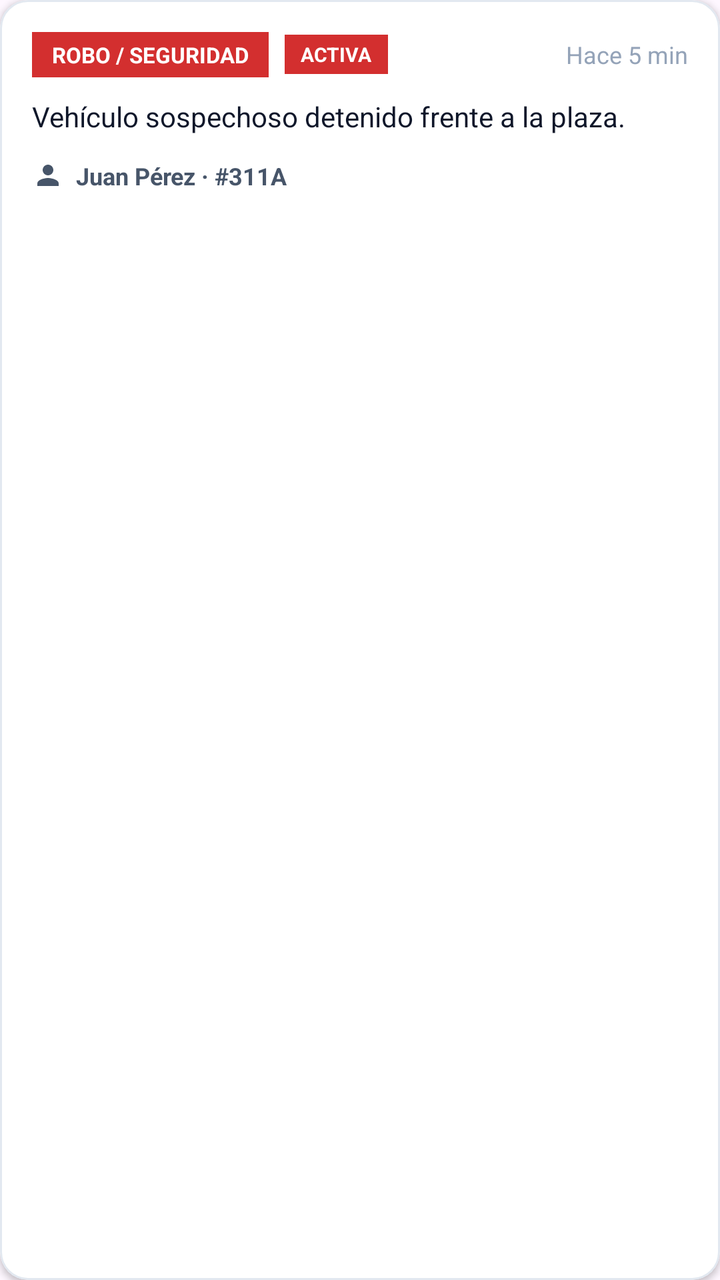
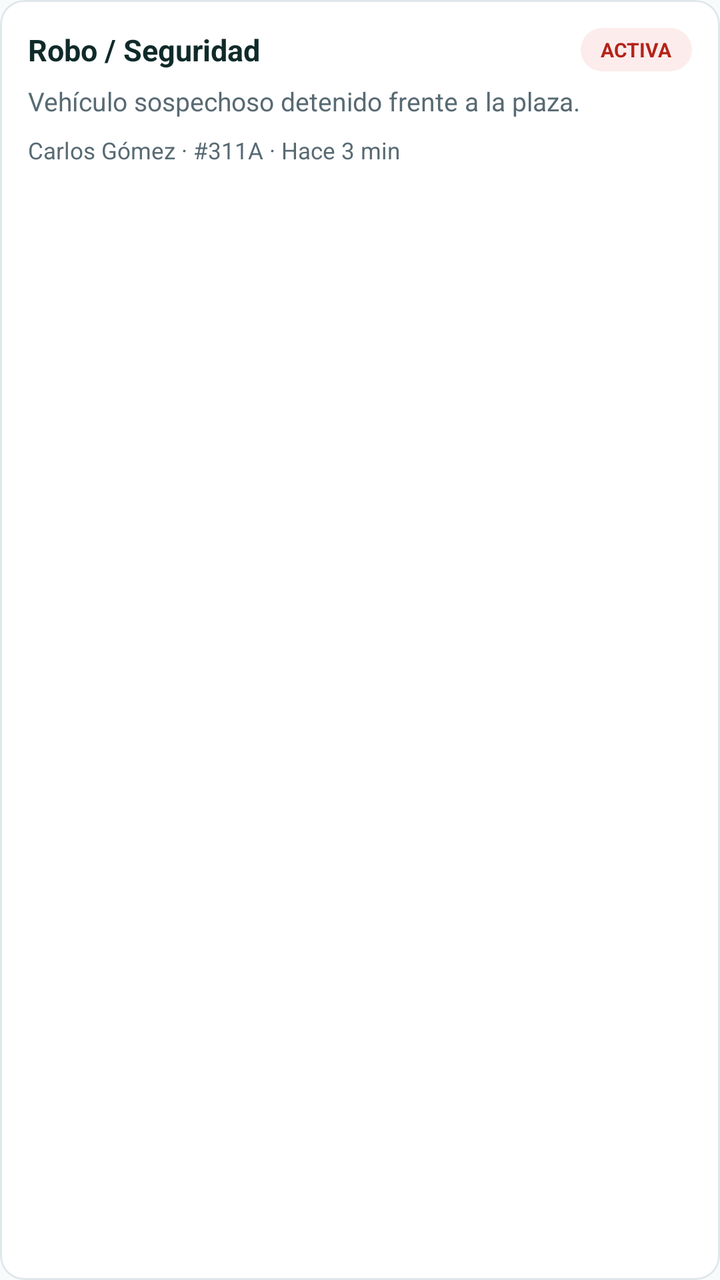

Compare the two renders of this Android layout. The source of the first and the diff that turns it into the second are given below.
<!-- AndroidManifest.xml: application theme Theme.BarrioRed -->
<!-- res/layout/item_alert.xml -->
<?xml version="1.0" encoding="utf-8"?>
<com.google.android.material.card.MaterialCardView xmlns:android="http://schemas.android.com/apk/res/android"
    xmlns:app="http://schemas.android.com/apk/res-auto"
    android:id="@+id/cardAlert"
    android:layout_width="match_parent"
    android:layout_height="wrap_content"
    android:layout_marginStart="16dp"
    android:layout_marginEnd="16dp"
    android:layout_marginBottom="12dp"
    app:cardCornerRadius="14dp"
    app:cardElevation="2dp"
    app:strokeWidth="1dp"
    app:strokeColor="@color/border_color"
    app:cardBackgroundColor="@color/card_surface">

    <LinearLayout
        android:layout_width="match_parent"
        android:layout_height="wrap_content"
        android:orientation="vertical"
        android:padding="16dp">

        <LinearLayout
            android:layout_width="match_parent"
            android:layout_height="wrap_content"
            android:orientation="horizontal"
            android:gravity="center_vertical">

            <TextView
                android:id="@+id/tvAlertCategoryBadge"
                android:layout_width="wrap_content"
                android:layout_height="wrap_content"
                android:paddingStart="10dp"
                android:paddingEnd="10dp"
                android:paddingTop="4dp"
                android:paddingBottom="4dp"
                android:text="ROBO / SEGURIDAD"
                android:textSize="11sp"
                android:textStyle="bold"
                android:textColor="@color/white"
                android:background="@color/cat_robo" />

            <TextView
                android:id="@+id/tvAlertStateBadge"
                android:layout_width="wrap_content"
                android:layout_height="wrap_content"
                android:layout_marginStart="8dp"
                android:paddingStart="8dp"
                android:paddingEnd="8dp"
                android:paddingTop="3dp"
                android:paddingBottom="3dp"
                android:text="ACTIVA"
                android:textSize="10sp"
                android:textStyle="bold"
                android:textColor="@color/white"
                android:background="@color/cat_robo" />

            <View
                android:layout_width="0dp"
                android:layout_height="1dp"
                android:layout_weight="1" />

            <TextView
                android:id="@+id/tvAlertTime"
                android:layout_width="wrap_content"
                android:layout_height="wrap_content"
                android:text="Hace 5 min"
                android:textSize="12sp"
                android:textColor="@color/text_muted" />
        </LinearLayout>

        <TextView
            android:id="@+id/tvAlertDescription"
            android:layout_width="match_parent"
            android:layout_height="wrap_content"
            android:layout_marginTop="10dp"
            android:text="Vehículo sospechoso detenido frente a la plaza."
            android:textSize="14sp"
            android:textColor="@color/text_primary" />

        <LinearLayout
            android:layout_width="match_parent"
            android:layout_height="wrap_content"
            android:layout_marginTop="12dp"
            android:gravity="center_vertical"
            android:orientation="horizontal">

            <ImageView
                android:layout_width="16dp"
                android:layout_height="16dp"
                android:src="@drawable/ic_profile"
                app:tint="@color/text_secondary"
                android:contentDescription="Autor" />

            
            <TextView
                android:id="@+id/tvAlertAuthor"
                android:layout_width="0dp"
                android:layout_height="wrap_content"
                android:layout_marginStart="6dp"
                android:layout_weight="1"
                android:text="Juan Pérez · #311A"
                android:textSize="12sp"
                android:textStyle="bold"
                android:textColor="@color/text_secondary" />

            
            <com.google.android.material.button.MaterialButton
                android:id="@+id/btnAdminManageAlert"
                style="@style/Widget.MaterialComponents.Button.OutlinedButton"
                android:layout_width="wrap_content"
                android:layout_height="36dp"
                android:paddingStart="10dp"
                android:paddingEnd="10dp"
                android:text="Gestionar Estado"
                android:textSize="11sp"
                android:visibility="gone"
                app:cornerRadius="8dp" />
        </LinearLayout>
    </LinearLayout>
</com.google.android.material.card.MaterialCardView>
<!-- resources referenced by this layout -->
<resources>
  <color name="border_color">#E2E8F0</color>
  <color name="card_surface">#FFFFFF</color>
  <color name="cat_robo">#D32F2F</color>
  <color name="text_muted">#94A3B8</color>
  <color name="text_primary">#0F172A</color>
  <color name="text_secondary">#475569</color>
  <color name="white">#FFFFFFFF</color>
  <!-- drawable ic_profile (drawable) -->
  <vector xmlns:android="http://schemas.android.com/apk/res/android"
      android:width="24dp"
      android:height="24dp"
      android:viewportWidth="24"
      android:viewportHeight="24">
      <path
          android:fillColor="#FF000000"
          android:pathData="M12,12c2.21,0 4,-1.79 4,-4s-1.79,-4 -4,-4 -4,1.79 -4,4 1.79,4 4,4zm0,2c-2.67,0 -8,1.34 -8,4v2h16v-2c0,-2.66 -5.33,-4 -8,-4z"/>
  </vector>
  <style name="Theme.BarrioRed" parent="Theme.Material3.Light.NoActionBar">
          <item name="colorPrimary">@color/primary</item>
          <item name="colorOnPrimary">@color/white</item>
          <item name="colorSecondaryContainer">@color/primary_light</item>
          <item name="colorOnSecondaryContainer">@color/primary</item>
          <item name="android:statusBarColor">@color/card_surface</item>
          <item name="android:windowLightStatusBar">true</item>
          <item name="android:navigationBarColor">@color/card_surface</item>
          <item name="android:windowLightNavigationBar" tools:targetApi="o_mr1">true</item>
      </style>
  <color name="primary">#1E3A8A</color>
  <color name="primary_light">#DBEAFE</color>
</resources>

<!-- the commit's change to res/layout/item_alert.xml (unified diff, before → after) -->
@@ -6,9 +6,9 @@
     android:layout_height="wrap_content"
     android:layout_marginStart="16dp"
     android:layout_marginEnd="16dp"
-    android:layout_marginBottom="12dp"
-    app:cardCornerRadius="14dp"
-    app:cardElevation="2dp"
+    android:layout_marginBottom="10dp"
+    app:cardCornerRadius="12dp"
+    app:cardElevation="0dp"
     app:strokeWidth="1dp"
     app:strokeColor="@color/border_color"
     app:cardBackgroundColor="@color/card_surface">
@@ -17,104 +17,90 @@
         android:layout_width="match_parent"
         android:layout_height="wrap_content"
         android:orientation="vertical"
-        android:padding="16dp">
+        android:padding="14dp">
 
+        
         <LinearLayout
             android:layout_width="match_parent"
             android:layout_height="wrap_content"
-            android:orientation="horizontal"
-            android:gravity="center_vertical">
+            android:gravity="center_vertical"
+            android:orientation="horizontal">
 
             <TextView
                 android:id="@+id/tvAlertCategoryBadge"
-                android:layout_width="wrap_content"
+                android:layout_width="0dp"
                 android:layout_height="wrap_content"
-                android:paddingStart="10dp"
-                android:paddingEnd="10dp"
-                android:paddingTop="4dp"
-                android:paddingBottom="4dp"
-                android:text="ROBO / SEGURIDAD"
-                android:textSize="11sp"
+                android:layout_weight="1"
+                android:text="Robo / Seguridad"
+                android:textSize="15sp"
                 android:textStyle="bold"
-                android:textColor="@color/white"
-                android:background="@color/cat_robo" />
+                android:textColor="@color/text_primary" />
 
             <TextView
                 android:id="@+id/tvAlertStateBadge"
                 android:layout_width="wrap_content"
                 android:layout_height="wrap_content"
                 android:layout_marginStart="8dp"
-                android:paddingStart="8dp"
-                android:paddingEnd="8dp"
-                android:paddingTop="3dp"
-                android:paddingBottom="3dp"
+                android:background="@drawable/bg_pill_badge"
+                android:backgroundTint="@color/state_activa_bg"
+                android:paddingStart="10dp"
+                android:paddingEnd="10dp"
+                android:paddingTop="4dp"
+                android:paddingBottom="4dp"
                 android:text="ACTIVA"
                 android:textSize="10sp"
                 android:textStyle="bold"
-                android:textColor="@color/white"
-                android:background="@color/cat_robo" />
-
-            <View
-                android:layout_width="0dp"
-                android:layout_height="1dp"
-                android:layout_weight="1" />
-
-            <TextView
-                android:id="@+id/tvAlertTime"
-                android:layout_width="wrap_content"
-                android:layout_height="wrap_content"
-                android:text="Hace 5 min"
-                android:textSize="12sp"
-                android:textColor="@color/text_muted" />
+                android:textColor="@color/state_activa_text" />
         </LinearLayout>
 
+        
         <TextView
             android:id="@+id/tvAlertDescription"
             android:layout_width="match_parent"
             android:layout_height="wrap_content"
-            android:layout_marginTop="10dp"
+            android:layout_marginTop="6dp"
             android:text="Vehículo sospechoso detenido frente a la plaza."
-            android:textSize="14sp"
-            android:textColor="@color/text_primary" />
+            android:textSize="13sp"
+            android:textColor="@color/text_secondary" />
 
-        <LinearLayout
+        
+        <TextView
+            android:id="@+id/tvAlertAuthor"
             android:layout_width="match_parent"
             android:layout_height="wrap_content"
-            android:layout_marginTop="12dp"
+            android:layout_marginTop="8dp"
+            android:text="Carlos Gómez · #311A · Hace 3 min"
+            android:textSize="11.5sp"
+            android:textColor="@color/text_secondary" />
+
+        
+        <LinearLayout
+            android:id="@+id/btnAdminManageAlert"
+            android:layout_width="match_parent"
+            android:layout_height="wrap_content"
+            android:layout_marginTop="10dp"
+            android:paddingTop="6dp"
+            android:paddingBottom="2dp"
             android:gravity="center_vertical"
-            android:orientation="horizontal">
+            android:orientation="horizontal"
+            android:background="?attr/selectableItemBackground"
+            android:visibility="gone">
+
+            <TextView
+                android:layout_width="0dp"
+                android:layout_height="wrap_content"
+                android:layout_weight="1"
+                android:text="Gestionar Estado"
+                android:textSize="12sp"
+                android:textStyle="bold"
+                android:textColor="@color/primary" />
 
             <ImageView
-                android:layout_width="16dp"
-                android:layout_height="16dp"
-                android:src="@drawable/ic_profile"
-                app:tint="@color/text_secondary"
-                android:contentDescription="Autor" />
+                android:layout_width="18dp"
+                android:layout_height="18dp"
+                android:src="@drawable/ic_chevron_right"
+                android:contentDescription="Gestionar" />
+        </LinearLayout>
 
-            
-            <TextView
-                android:id="@+id/tvAlertAuthor"
-                android:layout_width="0dp"
-                android:layout_height="wrap_content"
-                android:layout_marginStart="6dp"
-                android:layout_weight="1"
-                android:text="Juan Pérez · #311A"
-                android:textSize="12sp"
-                android:textStyle="bold"
-                android:textColor="@color/text_secondary" />
-
-            
-            <com.google.android.material.button.MaterialButton
-                android:id="@+id/btnAdminManageAlert"
-                style="@style/Widget.MaterialComponents.Button.OutlinedButton"
-                android:layout_width="wrap_content"
-                android:layout_height="36dp"
-                android:paddingStart="10dp"
-                android:paddingEnd="10dp"
-                android:text="Gestionar Estado"
-                android:textSize="11sp"
-                android:visibility="gone"
-                app:cornerRadius="8dp" />
-        </LinearLayout>
     </LinearLayout>
 </com.google.android.material.card.MaterialCardView>
<!-- resource entries referenced after the edit -->
@@ -1,33 +1,45 @@
 <!-- resources referenced by this layout -->
 <resources>
-  <color name="border_color">#E2E8F0</color>
+  <color name="border_color">#DFE7EB</color>
   <color name="card_surface">#FFFFFF</color>
-  <color name="cat_robo">#D32F2F</color>
-  <color name="text_muted">#94A3B8</color>
-  <color name="text_primary">#0F172A</color>
-  <color name="text_secondary">#475569</color>
-  <color name="white">#FFFFFFFF</color>
-  <!-- drawable ic_profile (drawable) -->
+  <color name="text_primary">#102A2A</color>
+  <color name="text_secondary">#586A73</color>
+  <!-- drawable bg_pill_badge (drawable) -->
+  <shape xmlns:android="http://schemas.android.com/apk/res/android"
+      android:shape="rectangle">
+      <corners android:radius="12dp" />
+      <solid android:color="@color/primary_light" />
+  </shape>
+  <!-- drawable ic_chevron_right (drawable) -->
   <vector xmlns:android="http://schemas.android.com/apk/res/android"
       android:width="24dp"
       android:height="24dp"
       android:viewportWidth="24"
       android:viewportHeight="24">
       <path
-          android:fillColor="#FF000000"
-          android:pathData="M12,12c2.21,0 4,-1.79 4,-4s-1.79,-4 -4,-4 -4,1.79 -4,4 1.79,4 4,4zm0,2c-2.67,0 -8,1.34 -8,4v2h16v-2c0,-2.66 -5.33,-4 -8,-4z"/>
+          android:fillColor="#00000000"
+          android:strokeColor="#0F766E"
+          android:strokeWidth="2"
+          android:strokeLineCap="round"
+          android:strokeLineJoin="round"
+          android:pathData="M9,6l6,6l-6,6"/>
   </vector>
+  <color name="white">#FFFFFFFF</color>
+  <color name="bg_screen">#F8FAFC</color>
   <style name="Theme.BarrioRed" parent="Theme.Material3.Light.NoActionBar">
           <item name="colorPrimary">@color/primary</item>
           <item name="colorOnPrimary">@color/white</item>
           <item name="colorSecondaryContainer">@color/primary_light</item>
           <item name="colorOnSecondaryContainer">@color/primary</item>
-          <item name="android:statusBarColor">@color/card_surface</item>
+          <item name="android:colorBackground">@color/bg_screen</item>
+          <item name="android:statusBarColor">@color/bg_screen</item>
           <item name="android:windowLightStatusBar">true</item>
           <item name="android:navigationBarColor">@color/card_surface</item>
           <item name="android:windowLightNavigationBar" tools:targetApi="o_mr1">true</item>
       </style>
-  <color name="primary">#1E3A8A</color>
-  <color name="primary_light">#DBEAFE</color>
+  <color name="primary">#0F766E</color>
+  <color name="state_activa_bg">#FDECEC</color>
+  <color name="state_activa_text">#B42318</color>
+  <color name="primary_light">#E3F2EE</color>
 </resources>
 
